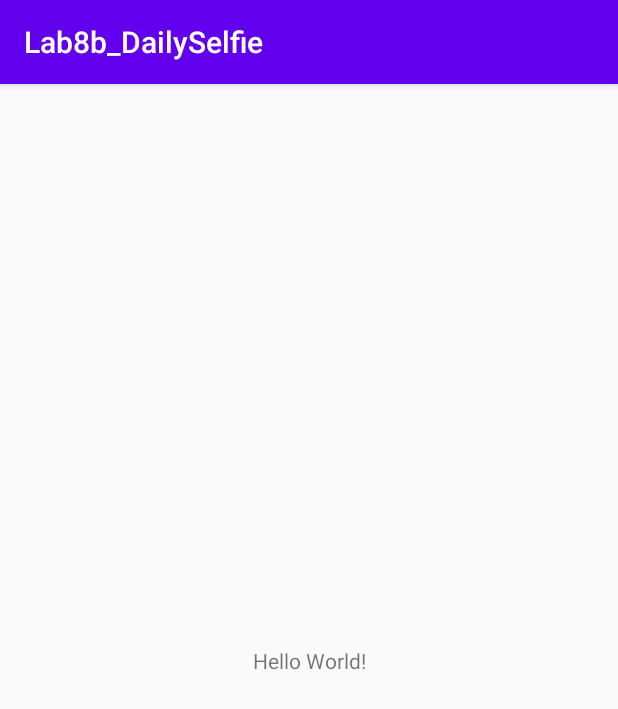
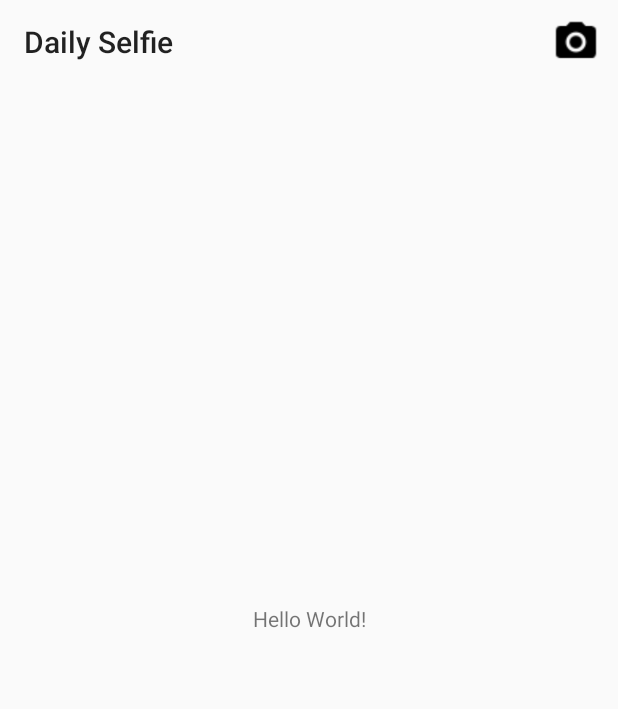
Before and after one commit to ciaranodc/coursera-android-labs, an Android app: the screen it shows after launch (MainActivity), on a phone screen of 412 x 824 dp. Shown: the top 709 px of the screen. Run offline under Robolectric (Android 15) with nearby library versions, the phone set to English and light mode, and no system bars.

Commit message:
Lab8b-DailySelfie: Add toolbar with camera button.

```diff
--- a/Lab8b_DailySelfie/build.gradle
+++ b/Lab8b_DailySelfie/build.gradle
@@ -30,5 +30,6 @@ dependencies {
     implementation 'androidx.constraintlayout:constraintlayout:1.1.3'
     testImplementation 'junit:junit:4.12'
     androidTestImplementation 'androidx.test.ext:junit:1.1.1'
+    androidTestImplementation 'androidx.test:rules:1.2.0'
     androidTestImplementation 'androidx.test.espresso:espresso-core:3.2.0'
 }
--- a/Lab8b_DailySelfie/src/main/java/course/labs/dailyselfie/MainActivity.java
+++ b/Lab8b_DailySelfie/src/main/java/course/labs/dailyselfie/MainActivity.java
@@ -1,8 +1,10 @@
 package course.labs.dailyselfie;
 
 import androidx.appcompat.app.AppCompatActivity;
+import androidx.appcompat.widget.Toolbar;
 
 import android.os.Bundle;
+import android.view.Menu;
 
 public class MainActivity extends AppCompatActivity {
 
@@ -10,5 +12,19 @@ public class MainActivity extends AppCompatActivity {
     protected void onCreate(Bundle savedInstanceState) {
         super.onCreate(savedInstanceState);
         setContentView(R.layout.activity_main);
+        initToolbar();
+    }
+
+    private void initToolbar() {
+        Toolbar toolbar = findViewById(R.id.my_toolbar);
+        toolbar.setTitle(R.string.toolbar_text);
+        setSupportActionBar(toolbar);
+    }
+
+    @Override
+    public boolean onCreateOptionsMenu(Menu menu) {
+        // Inflate the menu; this adds items to the action bar if it is present.
+        getMenuInflater().inflate(R.menu.menu_main, menu);
+        return true;
     }
 }
--- a/Lab8b_DailySelfie/src/main/res/layout/activity_main.xml
+++ b/Lab8b_DailySelfie/src/main/res/layout/activity_main.xml
@@ -5,6 +5,14 @@
     android:layout_width="match_parent"
     android:layout_height="match_parent"
     tools:context=".MainActivity">
+
+§    <androidx.appcompat.widget.Toolbar
+        android:id="@+id/my_toolbar"
+        android:layout_width="match_parent"
+        android:layout_height="?attr/actionBarSize"
+        app:popupTheme="@style/AppTheme.Light"
+        app:menu="@menu/menu_main"
+        app:layout_constraintTop_toTopOf="parent" />
 
     <TextView
         android:layout_width="wrap_content"
--- /dev/null
+++ b/Lab8b_DailySelfie/src/main/res/menu/menu_main.xml
@@ -0,0 +1,14 @@
+<?xml version="1.0" encoding="utf-8"?>
+<menu xmlns:android="http://schemas.android.com/apk/res/android"
+    xmlns:app="http://schemas.android.com/apk/res-auto"
+    xmlns:tools="http://schemas.android.com/tools"
+    tools:context=".MainActivity">
+
+    <item
+        android:id="@+id/action_camera"
+        android:orderInCategory="300"
+        android:title="User"
+        android:icon="@drawable/ic_camera"
+        app:showAsAction="ifRoom"></item>
+
+</menu>
--- a/Lab8b_DailySelfie/src/main/res/values/colors.xml
+++ b/Lab8b_DailySelfie/src/main/res/values/colors.xml
@@ -3,4 +3,6 @@
     <color name="colorPrimary">#6200EE</color>
     <color name="colorPrimaryDark">#3700B3</color>
     <color name="colorAccent">#03DAC5</color>
+
+    <color name="colorTealLight">#a4deeb</color>
 </resources>
--- a/Lab8b_DailySelfie/src/main/res/values/strings.xml
+++ b/Lab8b_DailySelfie/src/main/res/values/strings.xml
@@ -1,3 +1,4 @@
 <resources>
     <string name="app_name">Lab8b_DailySelfie</string>
+    <string name="toolbar_text">Daily Selfie</string>
 </resources>
--- a/Lab8b_DailySelfie/src/main/res/values/styles.xml
+++ b/Lab8b_DailySelfie/src/main/res/values/styles.xml
@@ -6,6 +6,10 @@
         <item name="colorPrimary">@color/colorPrimary</item>
         <item name="colorPrimaryDark">@color/colorPrimaryDark</item>
         <item name="colorAccent">@color/colorAccent</item>
+        <item name="windowActionBar">false</item>
+        <item name="windowNoTitle">true</item>
     </style>
 
+    <style name="AppTheme.Light" parent="Theme.AppCompat.Light" />
+
 </resources>
--- a/build.gradle
+++ b/build.gradle
@@ -5,7 +5,7 @@ buildscript {
         jcenter()
     }
     dependencies {
-        classpath 'com.android.tools.build:gradle:3.6.2'
+        classpath 'com.android.tools.build:gradle:3.6.3'
     }
 }
 
```
Also changed, not shown: Lab8b_DailySelfie/src/main/res/drawable/ic_camera.png (added), 1 other file.
